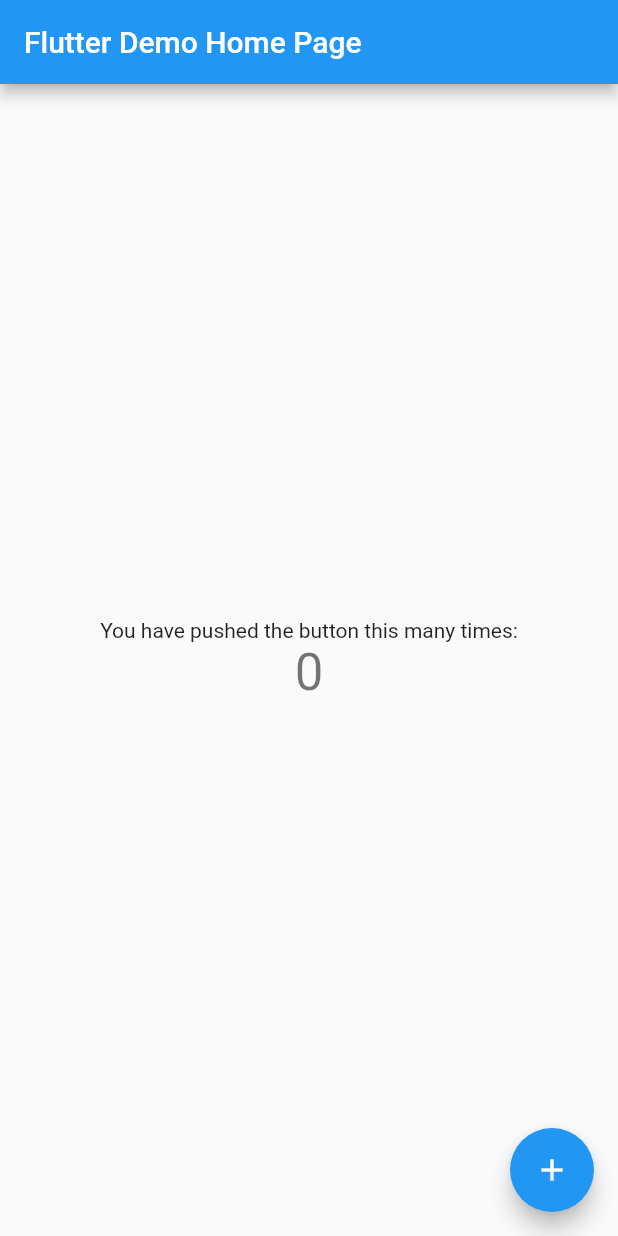
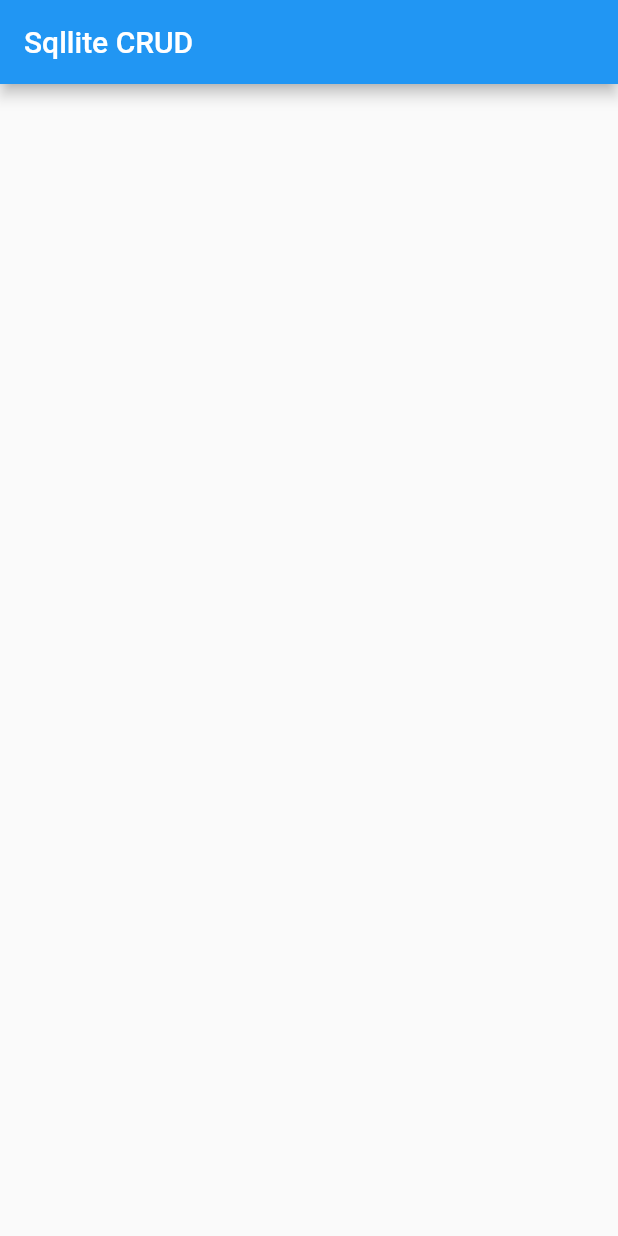
Before and after one commit to jorgetejeda/crud_nosql_flutter, a Flutter app: the screen it shows after launch, on a phone screen of 412 x 824 dp. Run offline on Flutter 3.47's test engine with Material 2 defaults, Android fonts, the phone set to English and light mode, and no system bars.

Commit message:
clean main file

```diff
--- a/lib/main.dart
+++ b/lib/main.dart
@@ -1,117 +1,28 @@
 import 'package:flutter/material.dart';
 
-void main() {
-  runApp(MyApp());
-}
+void main() => runApp(MyApp());
 
 class MyApp extends StatelessWidget {
-  // This widget is the root of your application.
   @override
   Widget build(BuildContext context) {
     return MaterialApp(
       title: 'Flutter Demo',
       theme: ThemeData(
-        // This is the theme of your application.
-        //
-        // Try running your application with "flutter run". You'll see the
-        // application has a blue toolbar. Then, without quitting the app, try
-        // changing the primarySwatch below to Colors.green and then invoke
-        // "hot reload" (press "r" in the console where you ran "flutter run",
-        // or simply save your changes to "hot reload" in a Flutter IDE).
-        // Notice that the counter didn't reset back to zero; the application
-        // is not restarted.
         primarySwatch: Colors.blue,
-        // This makes the visual density adapt to the platform that you run
-        // the app on. For desktop platforms, the controls will be smaller and
-        // closer together (more dense) than on mobile platforms.
         visualDensity: VisualDensity.adaptivePlatformDensity,
       ),
-      home: MyHomePage(title: 'Flutter Demo Home Page'),
+      home: MyHomePage(),
     );
   }
 }
 
-class MyHomePage extends StatefulWidget {
-  MyHomePage({Key key, this.title}) : super(key: key);
-
-  // This widget is the home page of your application. It is stateful, meaning
-  // that it has a State object (defined below) that contains fields that affect
-  // how it looks.
-
-  // This class is the configuration for the state. It holds the values (in this
-  // case the title) provided by the parent (in this case the App widget) and
-  // used by the build method of the State. Fields in a Widget subclass are
-  // always marked "final".
-
-  final String title;
-
-  @override
-  _MyHomePageState createState() => _MyHomePageState();
-}
-
-class _MyHomePageState extends State<MyHomePage> {
-  int _counter = 0;
-
-  void _incrementCounter() {
-    setState(() {
-      // This call to setState tells the Flutter framework that something has
-      // changed in this State, which causes it to rerun the build method below
-      // so that the display can reflect the updated values. If we changed
-      // _counter without calling setState(), then the build method would not be
-      // called again, and so nothing would appear to happen.
-      _counter++;
-    });
-  }
-
+class MyHomePage extends StatelessWidget {
   @override
   Widget build(BuildContext context) {
-    // This method is rerun every time setState is called, for instance as done
-    // by the _incrementCounter method above.
-    //
-    // The Flutter framework has been optimized to make rerunning build methods
-    // fast, so that you can just rebuild anything that needs updating rather
-    // than having to individually change instances of widgets.
     return Scaffold(
       appBar: AppBar(
-        // Here we take the value from the MyHomePage object that was created by
-        // the App.build method, and use it to set our appbar title.
-        title: Text(widget.title),
+        title: Text('Sqllite CRUD'),
       ),
-      body: Center(
-        // Center is a layout widget. It takes a single child and positions it
-        // in the middle of the parent.
-        child: Column(
-          // Column is also a layout widget. It takes a list of children and
-          // arranges them vertically. By default, it sizes itself to fit its
-          // children horizontally, and tries to be as tall as its parent.
-          //
-          // Invoke "debug painting" (press "p" in the console, choose the
-          // "Toggle Debug Paint" action from the Flutter Inspector in Android
-          // Studio, or the "Toggle Debug Paint" command in Visual Studio Code)
-          // to see the wireframe for each widget.
-          //
-          // Column has various properties to control how it sizes itself and
-          // how it positions its children. Here we use mainAxisAlignment to
-          // center the children vertically; the main axis here is the vertical
-          // axis because Columns are vertical (the cross axis would be
-          // horizontal).
-          mainAxisAlignment: MainAxisAlignment.center,
-          children: <Widget>[
-            Text(
-              'You have pushed the button this many times:',
-            ),
-            Text(
-              '$_counter',
-              style: Theme.of(context).textTheme.headline4,
-            ),
-          ],
-        ),
-      ),
-      floatingActionButton: FloatingActionButton(
-        onPressed: _incrementCounter,
-        tooltip: 'Increment',
-        child: Icon(Icons.add),
-      ), // This trailing comma makes auto-formatting nicer for build methods.
     );
   }
 }
```
